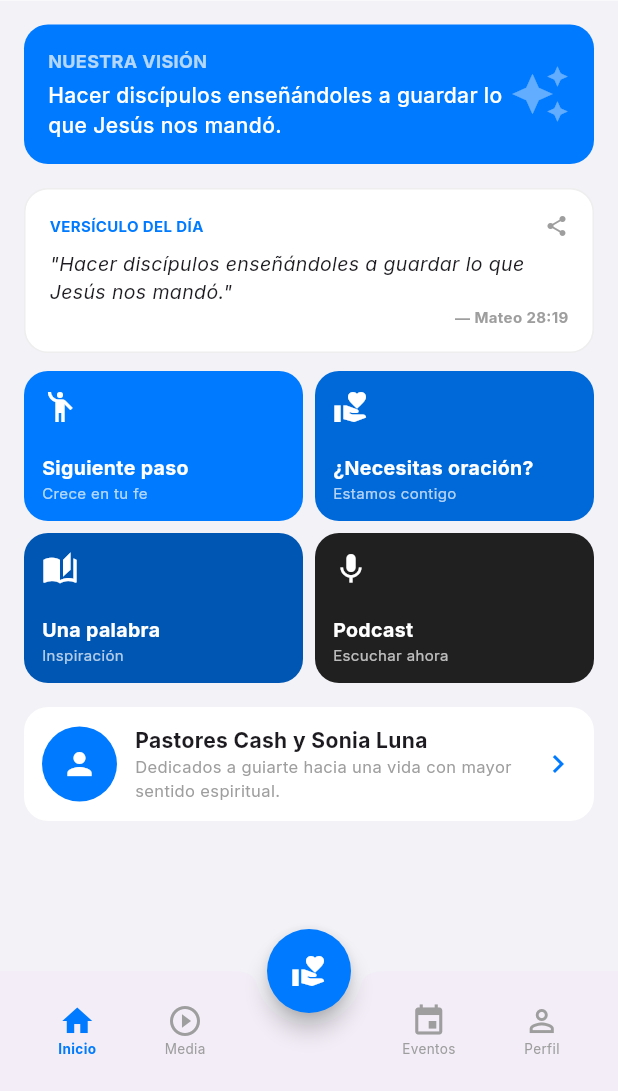
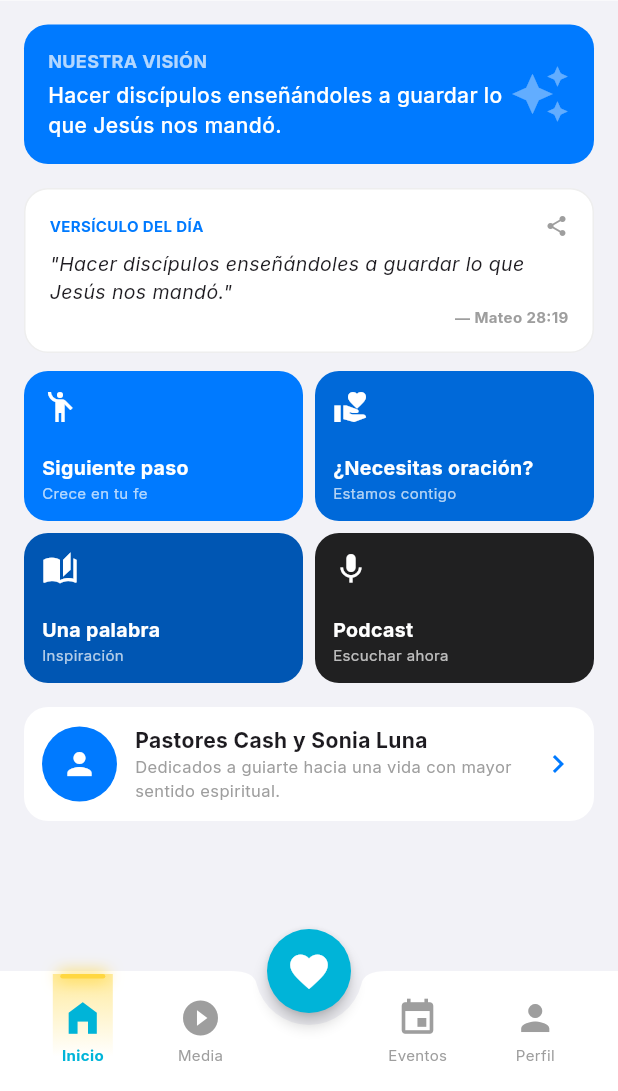
Before and after one commit to Sivar-2/casa_de_dios-1.1, a Flutter app: the InicioScreen screen opened directly, on a phone screen of 412 x 824 dp, the part 145-1236 px from its top. Run offline on Flutter 3.47's test engine with Material 3 defaults, Android fonts, the phone set to English and light mode, and no system bars; our stand-ins replace google_fonts, youtube_player_flutter; network calls fail.

Commit message:
interface1

```diff
--- a/lib/screens/inicio_screen.dart
+++ b/lib/screens/inicio_screen.dart
@@ -23,6 +23,11 @@ class _InicioScreenState extends State<InicioScreen> {
 
   final Color colorPrimario = const Color(0xFF007AFF);
   final Color colorFondo = const Color(0xFFF2F2F7);
+
+  // Colores del bottom nav personalizado
+  final Color celeste = const Color(0xFF00B4D8);
+  final Color luzAmarilla = Colors.amberAccent;
+  final Color colorInactivo = Colors.grey;
 
   // 2. CONTROLADOR DEL SWIPE (PageView)
   late PageController _pageController;
@@ -102,27 +107,32 @@ class _InicioScreenState extends State<InicioScreen> {
         ],
       ),
 
+      // BOTÓN CENTRAL FLOTANTE
+      floatingActionButtonLocation: FloatingActionButtonLocation.centerDocked,
       floatingActionButton: FloatingActionButton(
-        backgroundColor: colorPrimario,
+        onPressed: () => _navegarA(4), // Ofrendas / Donar
+        backgroundColor: celeste,
+        elevation: 4,
         shape: const CircleBorder(),
-        onPressed: () => _navegarA(4),
-        child: const Icon(Icons.volunteer_activism, color: Colors.white),
+        child: const Icon(Icons.favorite, color: Colors.white, size: 30),
       ),
-      floatingActionButtonLocation: FloatingActionButtonLocation.centerDocked,
 
+      // BARRA DE NAVEGACIÓN INFERIOR PERSONALIZADA
       bottomNavigationBar: BottomAppBar(
         shape: const CircularNotchedRectangle(),
         notchMargin: 8.0,
+        color: Colors.white,
+        elevation: 10,
         child: SizedBox(
-          height: 60,
+          height: 70,
           child: Row(
             mainAxisAlignment: MainAxisAlignment.spaceAround,
             children: [
-              _iconoNavAbajo(Icons.home, 'Inicio', 0),
-              _iconoNavAbajo(Icons.play_circle_outline, 'Media', 5),
-              const SizedBox(width: 40),
-              _iconoNavAbajo(Icons.event, 'Eventos', 6),
-              _iconoNavAbajo(Icons.person_outline, 'Perfil', 7),
+              _buildNavItem(icon: Icons.home_filled, index: 0, label: 'Inicio'),
+              _buildNavItem(icon: Icons.play_circle_fill, index: 5, label: 'Media'),
+              const SizedBox(width: 48), // Espacio para el botón central
+              _buildNavItem(icon: Icons.event, index: 6, label: 'Eventos'),
+              _buildNavItem(icon: Icons.person, index: 7, label: 'Perfil'),
             ],
           ),
         ),
@@ -369,20 +379,82 @@ class _InicioScreenState extends State<InicioScreen> {
     );
   }
 
-  Widget _iconoNavAbajo(IconData icono, String texto, int indexDestino) {
-    bool activo = _currentIndex == indexDestino;
-    return InkWell(
-      onTap: () => _navegarA(indexDestino),
-      child: Column(
-        mainAxisSize: MainAxisSize.min,
-        children: [
-          Icon(icono, color: activo ? colorPrimario : Colors.grey),
-          Text(texto, style: TextStyle(
-            fontSize: 9,
-            color: activo ? colorPrimario : Colors.grey,
-            fontWeight: activo ? FontWeight.bold : FontWeight.normal,
-          )),
-        ],
+  // WIDGET PERSONALIZADO CON EFECTO DE LUZ DEL CIELO
+  Widget _buildNavItem({required IconData icon, required int index, required String label}) {
+    bool isSelected = _currentIndex == index;
+
+    return GestureDetector(
+      behavior: HitTestBehavior.opaque,
+      onTap: () => _navegarA(index),
+      child: SizedBox(
+        width: 60,
+        child: Stack(
+          alignment: Alignment.center,
+          clipBehavior: Clip.none,
+          children: [
+            // EFECTO DE LUZ DEL CIELO
+            if (isSelected)
+              Positioned(
+                top: -10,
+                child: Container(
+                  width: 40,
+                  height: 55,
+                  decoration: BoxDecoration(
+                    gradient: LinearGradient(
+                      begin: Alignment.topCenter,
+                      end: Alignment.bottomCenter,
+                      colors: [
+                        luzAmarilla.withValues(alpha: 0.5),
+                        luzAmarilla.withValues(alpha: 0.0),
+                      ],
+                    ),
+                  ),
+                ),
+              ),
+
+            // LÍNEA SUPERIOR BRILLANTE
+            if (isSelected)
+              Positioned(
+                top: -10,
+                child: Container(
+                  width: 30,
+                  height: 3,
+                  decoration: BoxDecoration(
+                    color: luzAmarilla,
+                    borderRadius: BorderRadius.circular(5),
+                    boxShadow: [
+                      BoxShadow(
+                        color: luzAmarilla.withValues(alpha: 0.8),
+                        blurRadius: 8,
+                        spreadRadius: 2,
+                      )
+                    ],
+                  ),
+                ),
+              ),
+
+            // ÍCONO + TEXTO
+            Column(
+              mainAxisAlignment: MainAxisAlignment.center,
+              children: [
+                Icon(
+                  icon,
+                  color: isSelected ? celeste : colorInactivo,
+                  size: 28,
+                ),
+                const SizedBox(height: 4),
+                Text(
+                  label,
+                  style: TextStyle(
+                    fontSize: 10,
+                    fontWeight: isSelected ? FontWeight.bold : FontWeight.normal,
+                    color: isSelected ? celeste : colorInactivo,
+                  ),
+                )
+              ],
+            ),
+          ],
+        ),
       ),
     );
   }
```
